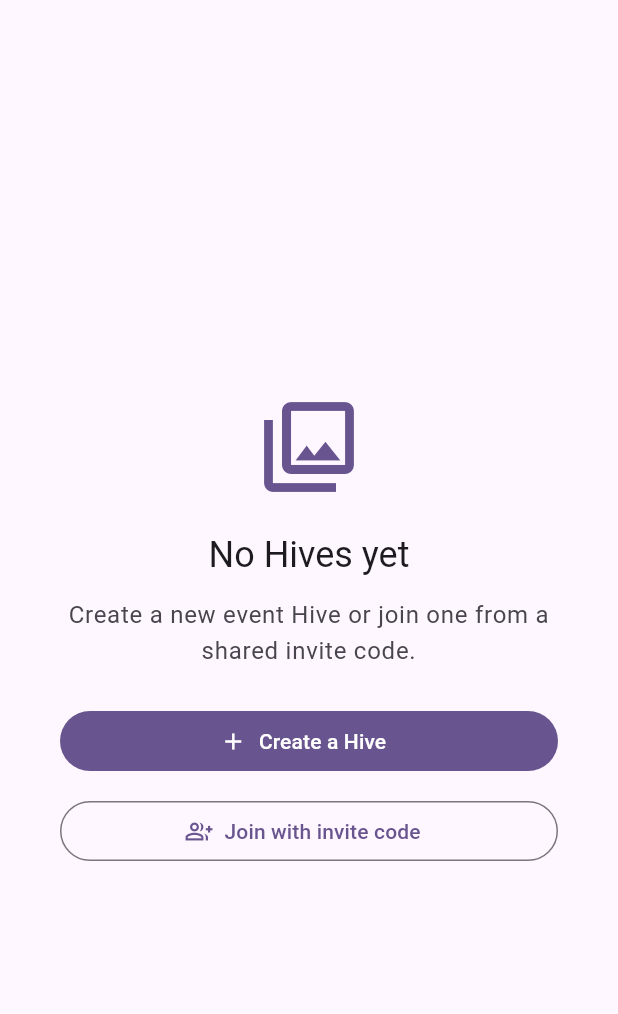
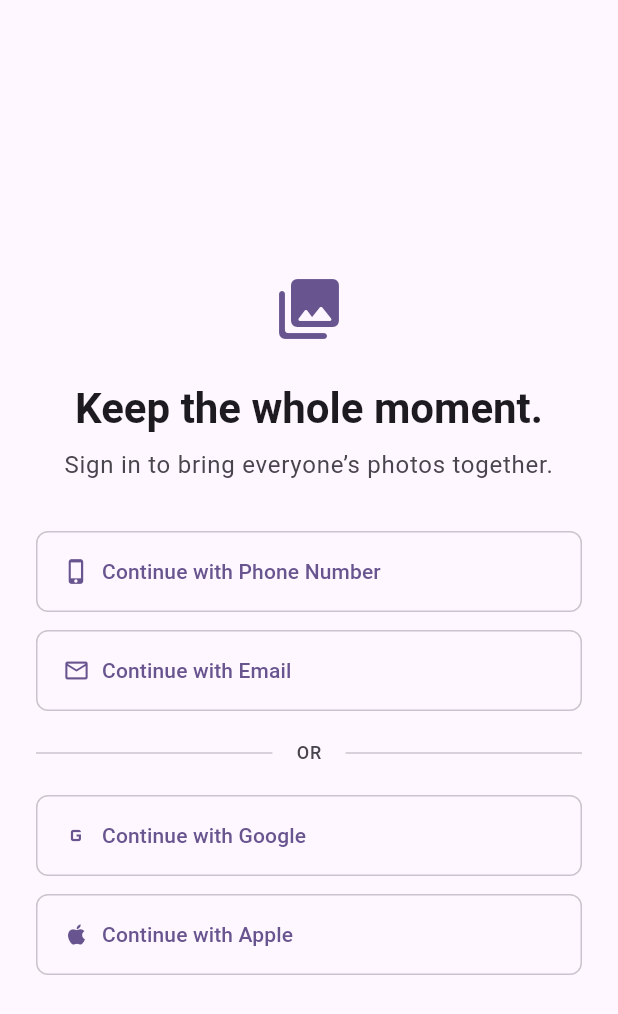
Before and after one commit to SagarOnline/photoapp, a Flutter app: the screen it shows after launch, on a phone screen of 412 x 824 dp. Shown: the top 1014 px of the screen. Run offline on Flutter 3.47's test engine with Material 3 defaults, Android fonts, the phone set to English and light mode, and no system bars; our stand-ins replace flutter_riverpod, go_router, supabase_flutter; accounts and stored records are empty.

Commit message:
SIGNIN-001: Show sign-in screen to unauthenticated users

```diff
--- a/lib/core/router/app_router.dart
+++ b/lib/core/router/app_router.dart
@@ -1,17 +1,35 @@
 import 'package:flutter_riverpod/flutter_riverpod.dart';
 import 'package:go_router/go_router.dart';
 
+import '../../features/auth/providers/auth_status_provider.dart';
+import '../../features/auth/screens/sign_in_screen.dart';
 import '../../features/hives/screens/hives_screen.dart';
 
 final appRouterProvider = Provider<GoRouter>((ref) {
-  return GoRouter(
+  final authStatus = ref.watch(authStatusProvider);
+  final router = GoRouter(
     initialLocation: '/',
+    refreshListenable: authStatus,
+    redirect: (context, state) {
+      final isSignInRoute = state.matchedLocation == '/sign-in';
+      if (!authStatus.isAuthenticated && !isSignInRoute) {
+        return '/sign-in';
+      }
+      return null;
+    },
     routes: [
       GoRoute(
         path: '/',
         name: 'hives',
         builder: (context, state) => const HivesScreen(),
       ),
+      GoRoute(
+        path: '/sign-in',
+        name: 'sign-in',
+        builder: (context, state) => const SignInScreen(),
+      ),
     ],
   );
+  ref.onDispose(router.dispose);
+  return router;
 });
--- /dev/null
+++ b/lib/features/auth/providers/auth_status_provider.dart
@@ -0,0 +1,40 @@
+import 'dart:async';
+
+import 'package:flutter/foundation.dart';
+import 'package:flutter_riverpod/flutter_riverpod.dart';
+import 'package:supabase_flutter/supabase_flutter.dart';
+
+abstract class AuthStatus extends ChangeNotifier {
+  bool get isAuthenticated;
+}
+
+class SupabaseAuthStatus extends AuthStatus {
+  SupabaseAuthStatus(SupabaseClient client)
+      : _isAuthenticated = client.auth.currentSession != null {
+    _subscription = client.auth.onAuthStateChange.listen((authState) {
+      final isAuthenticated = authState.session != null;
+      if (isAuthenticated != _isAuthenticated) {
+        _isAuthenticated = isAuthenticated;
+        notifyListeners();
+      }
+    });
+  }
+
+  bool _isAuthenticated;
+  late final StreamSubscription<AuthState> _subscription;
+
+  @override
+  bool get isAuthenticated => _isAuthenticated;
+
+  @override
+  void dispose() {
+    unawaited(_subscription.cancel());
+    super.dispose();
+  }
+}
+
+final authStatusProvider = Provider<AuthStatus>((ref) {
+  final status = SupabaseAuthStatus(Supabase.instance.client);
+  ref.onDispose(status.dispose);
+  return status;
+});
--- /dev/null
+++ b/lib/features/auth/screens/sign_in_screen.dart
@@ -0,0 +1,108 @@
+import 'package:flutter/material.dart';
+
+class SignInScreen extends StatelessWidget {
+  const SignInScreen({super.key});
+
+  @override
+  Widget build(BuildContext context) {
+    final colorScheme = Theme.of(context).colorScheme;
+
+    return Scaffold(
+      body: SafeArea(
+        child: Center(
+          child: SingleChildScrollView(
+            padding: const EdgeInsets.fromLTRB(24, 40, 24, 32),
+            child: ConstrainedBox(
+              constraints: const BoxConstraints(maxWidth: 420),
+              child: Column(
+                crossAxisAlignment: CrossAxisAlignment.stretch,
+                children: [
+                  Icon(
+                    Icons.photo_library_rounded,
+                    size: 48,
+                    color: colorScheme.primary,
+                  ),
+                  const SizedBox(height: 24),
+                  Text(
+                    'Keep the whole moment.',
+                    textAlign: TextAlign.center,
+                    style: Theme.of(context).textTheme.headlineMedium?.copyWith(
+                          fontWeight: FontWeight.w700,
+                        ),
+                  ),
+                  const SizedBox(height: 8),
+                  Text(
+                    'Sign in to bring everyone’s photos together.',
+                    textAlign: TextAlign.center,
+                    style: Theme.of(context).textTheme.bodyLarge?.copyWith(
+                          color: colorScheme.onSurfaceVariant,
+                        ),
+                  ),
+                  const SizedBox(height: 32),
+                  _SignInOption(
+                    icon: Icons.phone_iphone,
+                    label: 'Continue with Phone Number',
+                  ),
+                  const SizedBox(height: 12),
+                  _SignInOption(
+                    icon: Icons.mail_outline,
+                    label: 'Continue with Email',
+                  ),
+                  const SizedBox(height: 20),
+                  Row(
+                    children: [
+                      Expanded(child: Divider(color: colorScheme.outlineVariant)),
+                      Padding(
+                        padding: const EdgeInsets.symmetric(horizontal: 16),
+                        child: Text(
+                          'OR',
+                          style: Theme.of(context).textTheme.labelMedium?.copyWith(
+                                color: colorScheme.onSurfaceVariant,
+                              ),
+                        ),
+                      ),
+                      Expanded(child: Divider(color: colorScheme.outlineVariant)),
+                    ],
+                  ),
+                  const SizedBox(height: 20),
+                  _SignInOption(
+                    icon: Icons.g_mobiledata,
+                    label: 'Continue with Google',
+                  ),
+                  const SizedBox(height: 12),
+                  _SignInOption(
+                    icon: Icons.apple,
+                    label: 'Continue with Apple',
+                  ),
+                ],
+              ),
+            ),
+          ),
+        ),
+      ),
+    );
+  }
+}
+
+class _SignInOption extends StatelessWidget {
+  const _SignInOption({required this.icon, required this.label});
+
+  final IconData icon;
+  final String label;
+
+  @override
+  Widget build(BuildContext context) {
+    return OutlinedButton.icon(
+      onPressed: () {},
+      icon: Icon(icon),
+      label: Text(label),
+      style: OutlinedButton.styleFrom(
+        minimumSize: const Size.fromHeight(54),
+        alignment: Alignment.centerLeft,
+        padding: const EdgeInsets.symmetric(horizontal: 18, vertical: 14),
+        side: BorderSide(color: Theme.of(context).colorScheme.outlineVariant),
+        shape: RoundedRectangleBorder(borderRadius: BorderRadius.circular(8)),
+      ),
+    );
+  }
+}
```
Also changed, not shown: 1 other file.
